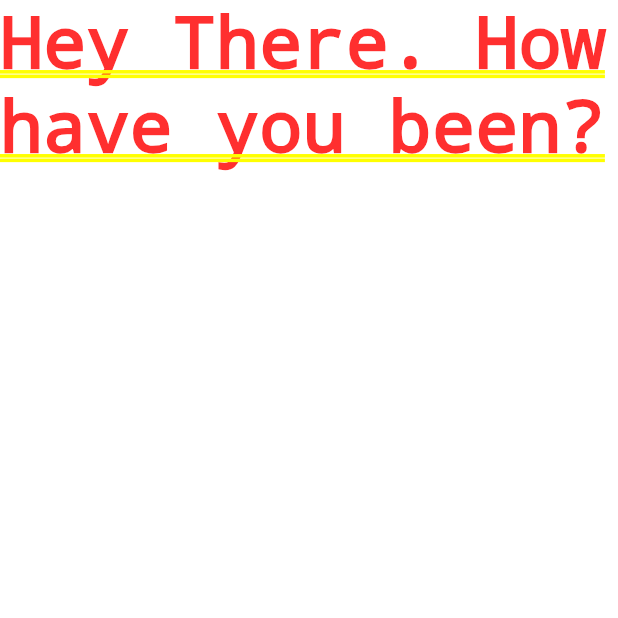
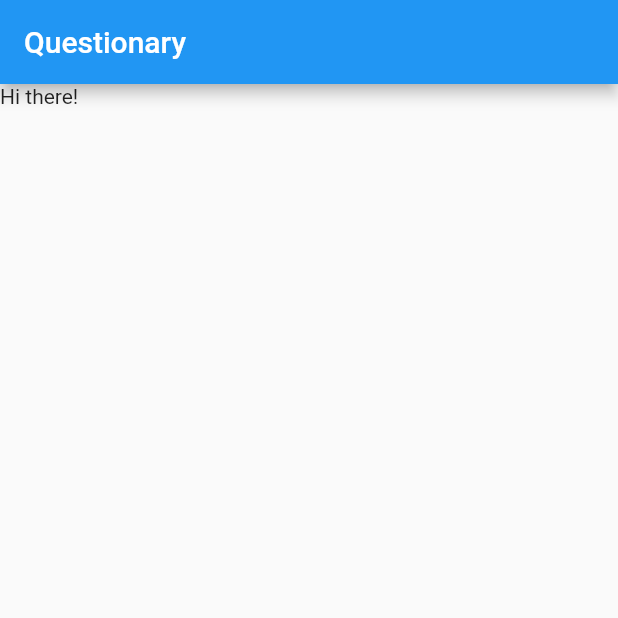
Before and after one commit to Carlxiso/Project-Questions, a Flutter app: the screen it shows after launch, on a phone screen of 412 x 824 dp, the top half of it. Run offline on Flutter 3.47's test engine with Material 2 defaults, Android fonts, the phone set to English and light mode, and no system bars.

Commit message:
widgets Tree

```diff
--- a/lib/main.dart
+++ b/lib/main.dart
@@ -5,11 +5,20 @@ main() {
 }
 
 class QuestionApp extends StatelessWidget {
+  //Método Decorator
   @override
   // Method build
   Widget build(BuildContext context) {
     return MaterialApp(
-      home: Text('Hey There. How have you been?'),
+      // -- COMPONENTS TREE -- //
+      //Component Scaffold
+      home: Scaffold(
+        //Component AppBar
+        appBar: AppBar(
+          title: Text('Questionary'),
+        ),
+        body: Text('Hi there!'),
+      ),
     );
   }
 }
```
